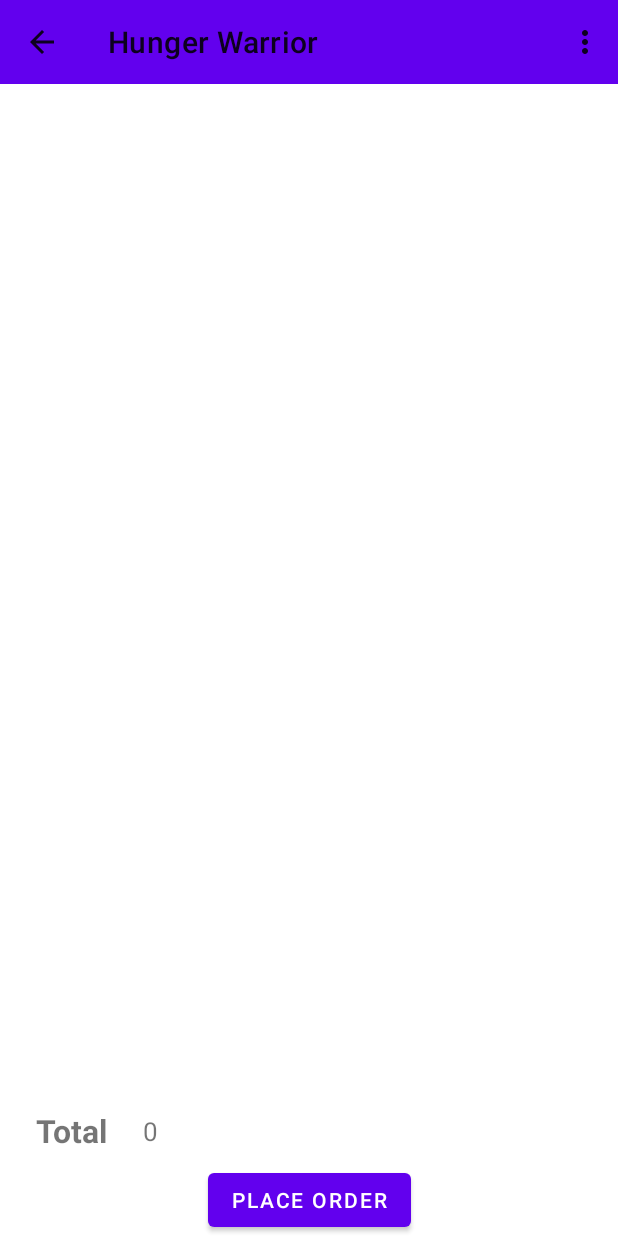
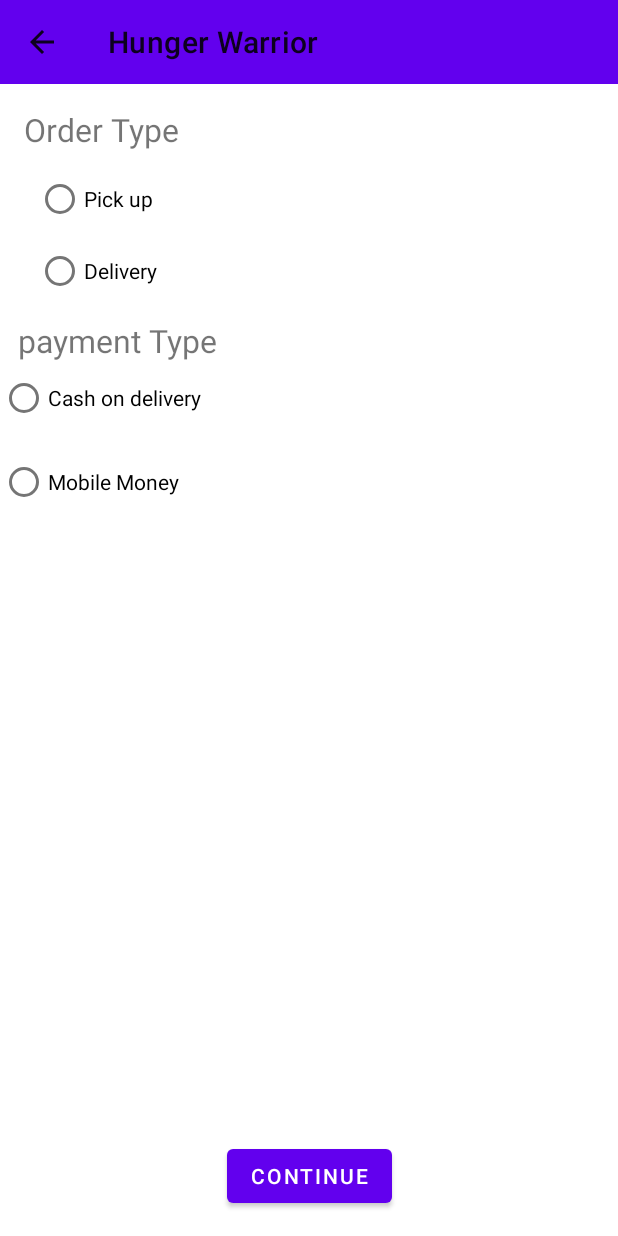
Before and after one commit to dakyboy/HungerWarrior, an Android app: the CartActivity screen opened directly, with no data from a screen before it, after a tap on "PLACE ORDER", on a phone screen of 412 x 824 dp. Run offline under Robolectric (Android 15) with nearby library versions, the phone set to English and light mode, and no system bars; our stand-ins replace Room's generated code; network calls fail.

Commit message:
added Order activity

```diff
--- a/app/build.gradle
+++ b/app/build.gradle
@@ -35,6 +35,7 @@ dependencies {
     implementation 'androidx.appcompat:appcompat:1.1.0'
     implementation 'com.google.android.material:material:1.1.0'
     implementation 'androidx.constraintlayout:constraintlayout:1.1.3'
+    implementation 'androidx.legacy:legacy-support-v4:1.0.0'
     testImplementation 'junit:junit:4.+'
     androidTestImplementation 'androidx.test.ext:junit:1.1.1'
     androidTestImplementation 'androidx.test.espresso:espresso-core:3.2.0'
--- a/app/src/main/AndroidManifest.xml
+++ b/app/src/main/AndroidManifest.xml
@@ -12,6 +12,13 @@
         android:roundIcon="@mipmap/ic_launcher_round"
         android:supportsRtl="true"
         android:theme="@style/Theme.MaterialComponents.Light.NoActionBar">
+        <activity
+            android:name=".OrderActivity"
+            android:parentActivityName=".CartActivity">
+            <meta-data
+                android:name="android.support.PARENT_ACTIVITY"
+                android:value=".CartActivity" />
+        </activity>
         <activity
             android:name=".CartActivity"
             android:parentActivityName=".MainActivity">
--- /dev/null
+++ b/app/src/main/java/com/dakiiii/hungerwarrior/AddOrderDetailsFragViewModel.java
@@ -0,0 +1,13 @@
+package com.dakiiii.hungerwarrior;
+
+import android.app.Application;
+
+import androidx.annotation.NonNull;
+import androidx.lifecycle.AndroidViewModel;
+
+public class AddOrderDetailsFragViewModel extends AndroidViewModel {
+
+    public AddOrderDetailsFragViewModel(@NonNull Application application) {
+        super(application);
+    }
+}
--- /dev/null
+++ b/app/src/main/java/com/dakiiii/hungerwarrior/AddOrderDetailsFragment.java
@@ -0,0 +1,24 @@
+package com.dakiiii.hungerwarrior;
+
+import android.os.Bundle;
+import android.view.LayoutInflater;
+import android.view.View;
+import android.view.ViewGroup;
+
+import androidx.fragment.app.Fragment;
+
+public class AddOrderDetailsFragment extends Fragment {
+
+    @Override
+    public void onCreate(Bundle savedInstanceState) {
+        super.onCreate(savedInstanceState);
+
+    }
+
+    @Override
+    public View onCreateView(LayoutInflater inflater, ViewGroup container,
+                             Bundle savedInstanceState) {
+
+        return inflater.inflate(R.layout.fragment_add_order_details, container, false);
+    }
+}
--- a/app/src/main/java/com/dakiiii/hungerwarrior/CartActivity.java
+++ b/app/src/main/java/com/dakiiii/hungerwarrior/CartActivity.java
@@ -1,5 +1,6 @@
 package com.dakiiii.hungerwarrior;
 
+import android.content.Intent;
 import android.os.Bundle;
 import android.view.Menu;
 import android.view.MenuItem;
@@ -121,5 +122,6 @@ public class CartActivity extends AppCompatActivity {
 
     public void placeOrder(View view) {
 
+        startActivity(new Intent(this, OrderActivity.class));
     }
 }
--- a/app/src/main/java/com/dakiiii/hungerwarrior/FoodActivity.java
+++ b/app/src/main/java/com/dakiiii/hungerwarrior/FoodActivity.java
@@ -87,7 +87,7 @@ public class FoodActivity extends AppCompatActivity {
         Cart cart = new Cart(foodId);
         cart.setQuantity(foodQty);
         eFoodActViewModel.insert(cart);
-        Toast.makeText(this, "Food added to cart", Toast.LENGTH_SHORT).show();
+        Toast.makeText(FoodActivity.this, "Food added to cart", Toast.LENGTH_SHORT).show();
 
     }
 
--- /dev/null
+++ b/app/src/main/java/com/dakiiii/hungerwarrior/OrderActivity.java
@@ -0,0 +1,32 @@
+package com.dakiiii.hungerwarrior;
+
+import android.os.Bundle;
+
+import androidx.appcompat.app.ActionBar;
+import androidx.appcompat.app.AppCompatActivity;
+import androidx.appcompat.widget.Toolbar;
+import androidx.fragment.app.FragmentManager;
+import androidx.fragment.app.FragmentTransaction;
+
+public class OrderActivity extends AppCompatActivity {
+
+    @Override
+    protected void onCreate(Bundle savedInstanceState) {
+        super.onCreate(savedInstanceState);
+        setContentView(R.layout.activity_order);
+
+//        get action bar
+        Toolbar toolbar = findViewById(R.id.toolbar_orders);
+        setSupportActionBar(toolbar);
+        ActionBar actionBar = getSupportActionBar();
+        actionBar.setDisplayHomeAsUpEnabled(true);
+
+        FragmentManager fragmentManager = getSupportFragmentManager();
+        FragmentTransaction transaction = fragmentManager.beginTransaction();
+        transaction.add(R.id.frag_container_orders, new AddOrderDetailsFragment())
+                .addToBackStack(null)
+                .commit();
+
+
+    }
+}
--- /dev/null
+++ b/app/src/main/res/layout/activity_order.xml
@@ -0,0 +1,45 @@
+<?xml version="1.0" encoding="utf-8"?>
+<androidx.constraintlayout.widget.ConstraintLayout xmlns:android="http://schemas.android.com/apk/res/android"
+    xmlns:app="http://schemas.android.com/apk/res-auto"
+    xmlns:tools="http://schemas.android.com/tools"
+    android:layout_width="match_parent"
+    android:layout_height="match_parent"
+    tools:context=".OrderActivity">
+
+    <Button
+        android:id="@+id/button2"
+        android:layout_width="wrap_content"
+        android:layout_height="wrap_content"
+        android:layout_marginStart="16dp"
+        android:layout_marginLeft="16dp"
+        android:layout_marginEnd="16dp"
+        android:layout_marginRight="16dp"
+        android:layout_marginBottom="16dp"
+        android:text="Continue"
+        app:layout_constraintBottom_toBottomOf="parent"
+        app:layout_constraintEnd_toEndOf="parent"
+        app:layout_constraintStart_toStartOf="parent" />
+
+    <FrameLayout
+        android:id="@+id/frag_container_orders"
+        android:layout_width="0dp"
+        android:layout_height="0dp"
+        android:layout_marginBottom="8dp"
+        app:layout_constraintBottom_toTopOf="@+id/button2"
+        app:layout_constraintEnd_toEndOf="parent"
+        app:layout_constraintStart_toStartOf="parent"
+        app:layout_constraintTop_toBottomOf="@+id/toolbar_orders">
+
+    </FrameLayout>
+
+    <androidx.appcompat.widget.Toolbar
+        android:id="@+id/toolbar_orders"
+        android:layout_width="match_parent"
+        android:layout_height="wrap_content"
+        android:background="?attr/colorPrimary"
+        android:minHeight="?attr/actionBarSize"
+        android:theme="?attr/actionBarTheme"
+        app:layout_constraintEnd_toEndOf="parent"
+        app:layout_constraintStart_toStartOf="parent"
+        app:layout_constraintTop_toTopOf="parent" />
+</androidx.constraintlayout.widget.ConstraintLayout>
--- /dev/null
+++ b/app/src/main/res/layout/fragment_add_order_details.xml
@@ -0,0 +1,84 @@
+<?xml version="1.0" encoding="utf-8"?>
+<FrameLayout xmlns:android="http://schemas.android.com/apk/res/android"
+    xmlns:app="http://schemas.android.com/apk/res-auto"
+    xmlns:tools="http://schemas.android.com/tools"
+    android:layout_width="match_parent"
+    android:layout_height="match_parent"
+    tools:context=".AddOrderDetailsFragment">
+
+    <androidx.constraintlayout.widget.ConstraintLayout
+        android:layout_width="match_parent"
+        android:layout_height="match_parent">
+
+        <RadioGroup
+            android:layout_width="wrap_content"
+            android:layout_height="0dp"
+            app:layout_constraintStart_toStartOf="parent"
+            app:layout_constraintTop_toBottomOf="@+id/textView2">
+
+            <RadioButton
+                android:id="@+id/radioButton_cod"
+                android:layout_width="wrap_content"
+                android:layout_height="wrap_content"
+                android:layout_marginEnd="16dp"
+                android:layout_marginRight="16dp"
+                android:text="@string/cash_on_delivery" />
+
+            <RadioButton
+                android:id="@+id/radioButton_mm"
+                android:layout_width="wrap_content"
+                android:layout_height="wrap_content"
+                android:layout_marginTop="8dp"
+                android:text="@string/mobile_money" />
+        </RadioGroup>
+
+        <TextView
+            android:id="@+id/textView"
+            android:layout_width="wrap_content"
+            android:layout_height="wrap_content"
+            android:layout_marginStart="16dp"
+            android:layout_marginLeft="16dp"
+            android:layout_marginTop="16dp"
+            android:text="@string/order_type"
+            android:textSize="21sp"
+            app:layout_constraintStart_toStartOf="parent"
+            app:layout_constraintTop_toTopOf="parent" />
+
+        <TextView
+            android:id="@+id/textView2"
+            android:layout_width="wrap_content"
+            android:layout_height="wrap_content"
+            android:layout_marginStart="12dp"
+            android:layout_marginLeft="12dp"
+            android:layout_marginTop="8dp"
+            android:text="@string/payment_type"
+            android:textSize="21sp"
+            app:layout_constraintStart_toStartOf="parent"
+            app:layout_constraintTop_toBottomOf="@+id/radioGroup" />
+
+        <RadioGroup
+            android:id="@+id/radioGroup"
+            android:layout_width="wrap_content"
+            android:layout_height="wrap_content"
+            android:layout_marginStart="8dp"
+            android:layout_marginLeft="8dp"
+            android:layout_marginTop="8dp"
+            app:layout_constraintStart_toStartOf="@+id/textView"
+            app:layout_constraintTop_toBottomOf="@+id/textView">
+
+            <RadioButton
+                android:id="@+id/radioButton_pickup"
+                android:layout_width="match_parent"
+                android:layout_height="wrap_content"
+                android:text="@string/pick_up" />
+
+            <RadioButton
+                android:id="@+id/radioButton2"
+                android:layout_width="match_parent"
+                android:layout_height="wrap_content"
+                android:text="@string/delivery" />
+        </RadioGroup>
+
+    </androidx.constraintlayout.widget.ConstraintLayout>
+
+</FrameLayout>
--- a/app/src/main/res/values/strings.xml
+++ b/app/src/main/res/values/strings.xml
@@ -17,4 +17,12 @@
     <string name="place_order">Place Order</string>
     <string name="cart">Cart</string>
     <string name="clear_cart">clear cart</string>
+    <!-- TODO: Remove or change this placeholder text -->
+    <string name="hello_blank_fragment">Hello blank fragment</string>
+    <string name="cash_on_delivery">Cash on delivery</string>
+    <string name="mobile_money">Mobile Money</string>
+    <string name="order_type">Order Type</string>
+    <string name="payment_type">payment Type</string>
+    <string name="pick_up">Pick up</string>
+    <string name="delivery">Delivery</string>
 </resources>
```
